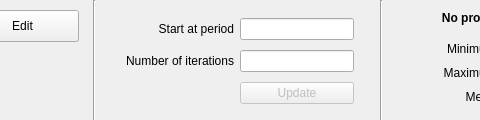
Old version of the form controlwidget.ui in the repository Obson/MicroSim-GUI; both pictures show x 644 to 1124 and y 0 to 120 of the 1280 by 120 pixel window.
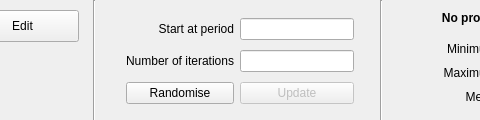
New version of the form.

Commit message:
Added Randomise button
The Randomise button reseeds the random number generator with  random seed and re-runs the model. This is useful for distinguishing between structural and contingent behaviours.

What changed in the file:
```diff
--- a/controlwidget.ui
+++ b/controlwidget.ui
@@ -35,7 +35,7 @@
      <x>770</x>
      <y>14</y>
      <width>228</width>
-     <height>94</height>
+     <height>95</height>
     </rect>
    </property>
    <layout class="QGridLayout" name="gridLayout_2">
@@ -92,6 +92,13 @@
       </property>
      </widget>
     </item>
+    <item row="2" column="0">
+     <widget class="QPushButton" name="btn_random">
+      <property name="text">
+       <string>Randomise</string>
+      </property>
+     </widget>
+    </item>
    </layout>
   </widget>
   <widget class="QWidget" name="layoutWidget">
```
The commit also changes 6 other files.
